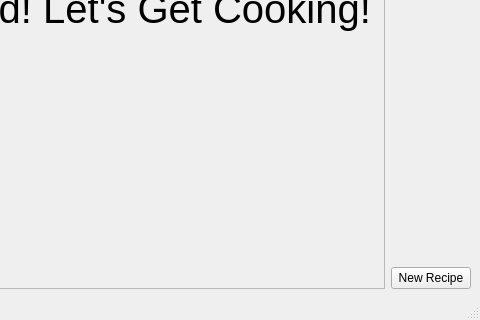
The window that mainwindow.ui (samennis1/Lets-Get-Cooking) describes before a commit, drawn with Qt 5; both pictures show x 320 to 800 and y 280 to 600 of the 800 by 600 pixel window.
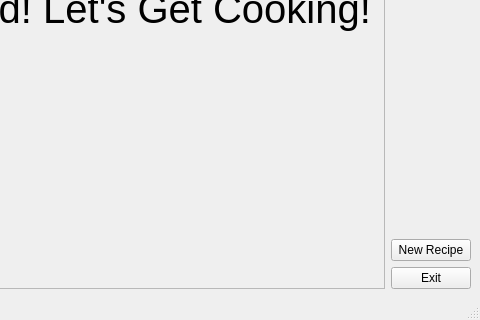
The same window after the commit.

```diff
--- a/mainwindow.ui
+++ b/mainwindow.ui
@@ -71,6 +71,13 @@
         </property>
        </widget>
       </item>
+      <item>
+       <widget class="QPushButton" name="exitButton">
+        <property name="text">
+         <string>Exit</string>
+        </property>
+       </widget>
+      </item>
      </layout>
     </item>
    </layout>
```
